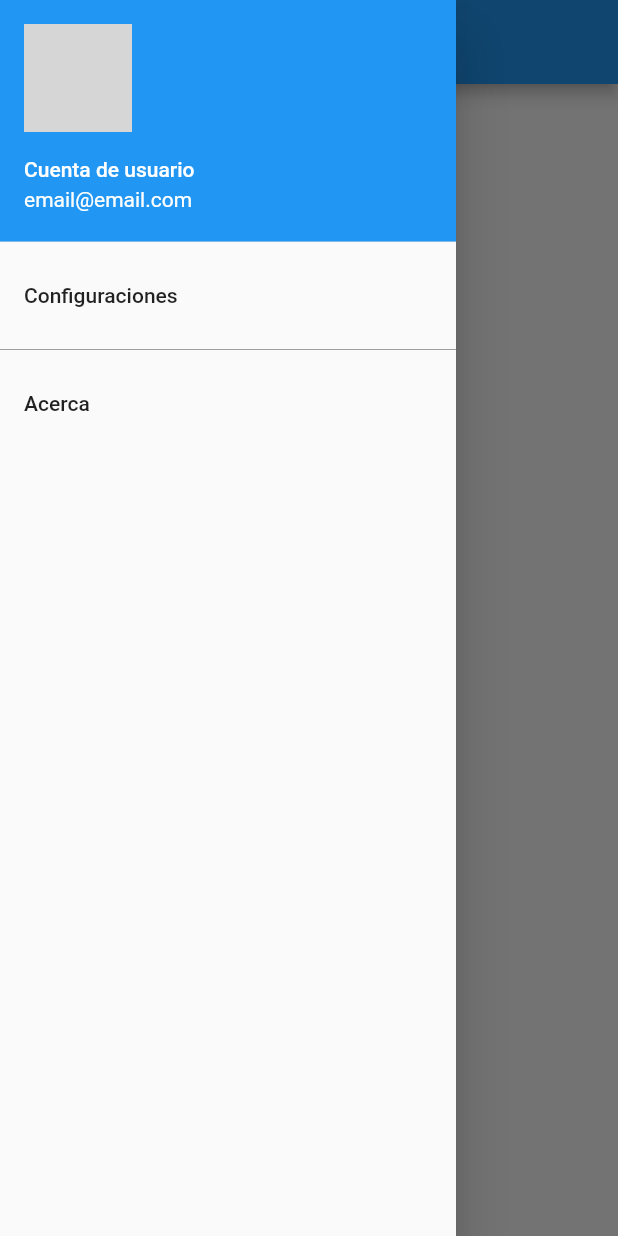
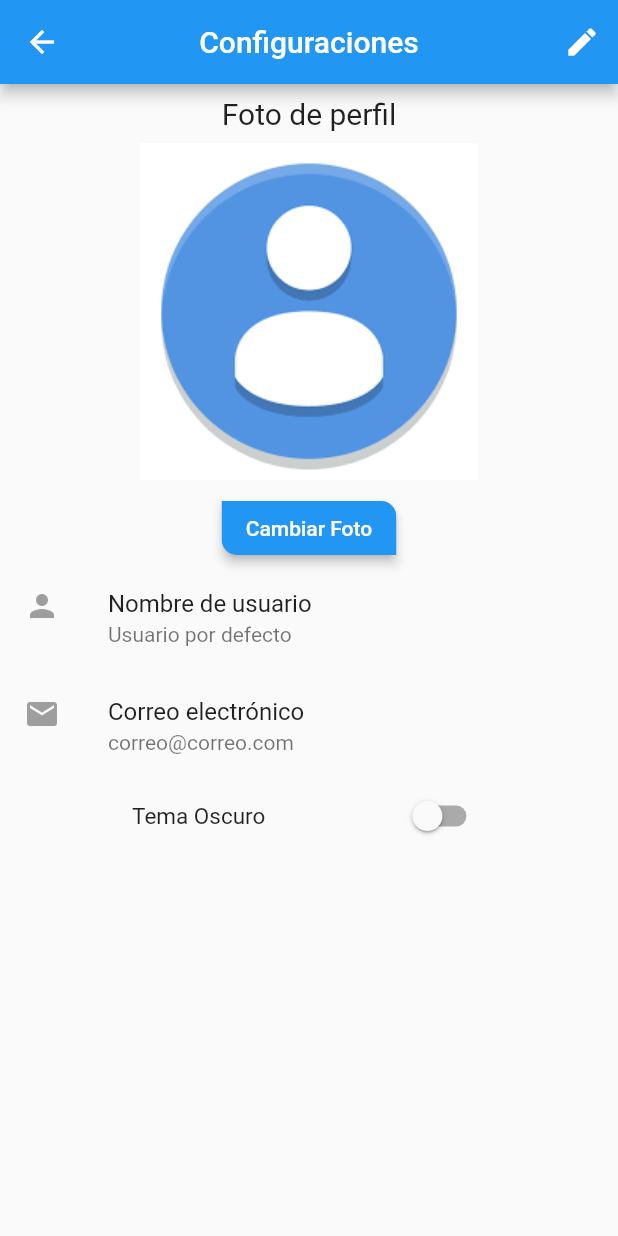
Before and after one commit to lsarteaga/reportes, a Flutter app: the FeedBackPage screen opened directly, in the side drawer, after a tap on "Configuraciones", on a phone screen of 412 x 824 dp. Run offline on Flutter 3.47's test engine with Material 2 defaults, Android fonts, the phone set to English and light mode, and no system bars; our stand-ins replace animate_do, image_picker; missing offline and left inert: mime_type; network calls fail; grey boxes are pictures that could not be loaded.

Commit message:
pagina de configuraciones y estadisticas agregadas

```diff
--- /dev/null
+++ b/lib/Pages/User/user_settings_page.dart
@@ -0,0 +1,107 @@
+import 'package:flutter/material.dart';
+
+class UserSettingsPage extends StatefulWidget {
+  @override
+  _UserSettingsPageState createState() => _UserSettingsPageState();
+}
+
+class _UserSettingsPageState extends State<UserSettingsPage> {
+  bool isSwitched = false;
+  @override
+  Widget build(BuildContext context) {
+    return Scaffold(
+      appBar: AppBar(
+        title: Text('Configuraciones'),
+        centerTitle: true,
+        actions: [
+          IconButton(
+            icon: Icon(
+              Icons.edit,
+              color: Colors.white,
+            ),
+            onPressed: () {},
+          )
+        ],
+      ),
+      body: SingleChildScrollView(
+        child: Column(
+          children: <Widget>[
+            Container(
+              padding: const EdgeInsets.only(top: 8.0),
+              child: Center(
+                child: Text(
+                  'Foto de perfil',
+                  style: TextStyle(fontSize: 20),
+                ),
+              ),
+            ),
+            Container(
+              padding: const EdgeInsets.all(8.0),
+              child: Center(
+                child: SizedBox(
+                  child: Image(
+                    image: AssetImage('assets/images/default_user.png'),
+                    fit: BoxFit.cover,
+                  ),
+                ),
+              ),
+            ),
+            RaisedButton(
+              onPressed: () {},
+              animationDuration: Duration(milliseconds: 200),
+              color: Theme.of(context).primaryColor,
+              child: Text(
+                'Cambiar Foto',
+                style: TextStyle(
+                    color: Theme.of(context).primaryTextTheme.headline6.color),
+              ),
+              elevation: 3.0,
+              shape: RoundedRectangleBorder(
+                borderRadius: BorderRadius.only(
+                    bottomLeft: Radius.circular(10.0),
+                    topRight: Radius.circular(10.0)),
+              ),
+            ),
+            ListTile(
+              title: Text('Nombre de usuario'),
+              subtitle: Text('Usuario por defecto'),
+              leading: Icon(
+                Icons.person,
+                color: Colors.grey,
+              ),
+            ),
+            ListTile(
+              title: Text('Correo electrónico'),
+              subtitle: Text('correo@correo.com'),
+              leading: Icon(
+                Icons.email,
+                color: Colors.grey,
+              ),
+            ),
+            Container(
+              child: Row(
+                mainAxisAlignment: MainAxisAlignment.spaceEvenly,
+                children: [
+                  Text(
+                    'Tema Oscuro',
+                    style: TextStyle(fontSize: 15),
+                  ),
+                  Switch(
+                    value: isSwitched,
+                    onChanged: (value) {
+                      setState(() {
+                        isSwitched = value;
+                      });
+                    },
+                    activeColor: Theme.of(context).primaryColor,
+                    activeTrackColor: Theme.of(context).accentColor,
+                  ),
+                ],
+              ),
+            ),
+          ],
+        ),
+      ),
+    );
+  }
+}
--- a/lib/Pages/home_page.dart
+++ b/lib/Pages/home_page.dart
@@ -11,7 +11,11 @@ class HomePage extends StatefulWidget {
 
 class _HomePageState extends State<HomePage> {
   PageController _pageController = PageController();
-  List<Widget> _screens = [ReportPage(), LocationPage(), FeedBackPage()];
+  List<Widget> _screens = [
+    ReportPage(),
+    LocationPage(),
+    FeedBackPage(),
+  ];
   int _selectedIndex = 0;
 
   void _onPageChanged(int index) {
--- a/lib/Widgets/drawer_widget.dart
+++ b/lib/Widgets/drawer_widget.dart
@@ -1,4 +1,6 @@
 import 'package:flutter/material.dart';
+import 'package:reportes/Pages/User/user_settings_page.dart';
+import 'package:reportes/Pages/Statistics/statistic_page.dart';
 
 class DrawerWidget extends StatelessWidget {
   @override
@@ -23,14 +25,22 @@ class DrawerWidget extends StatelessWidget {
           ),
           ListTile(
             title: Text('Configuraciones'),
-            onTap: () {},
+            onTap: () {
+              Navigator.of(context).push(MaterialPageRoute(builder: (context) {
+                return UserSettingsPage();
+              }));
+            },
           ),
           Divider(
             color: Colors.grey,
           ),
           ListTile(
-            title: Text('Acerca'),
-            onTap: () {},
+            title: Text('Estadísticas'),
+            onTap: () {
+              Navigator.of(context).push(MaterialPageRoute(builder: (context) {
+                return StatisticPage();
+              }));
+            },
           ),
         ],
       ),
--- a/pubspec.yaml
+++ b/pubspec.yaml
@@ -45,8 +45,8 @@ flutter:
   uses-material-design: true
   # To add assets to your application, add an assets section, like this:
   assets:
-     - assets/images/cargando.gif
-     - assets/images/cargando2.gif
+     - assets/images/
+    # - assets/images/cargando2.gif
   # An image asset can refer to one or more resolution-specific "variants", see
   # https://flutter.dev/assets-and-images/#resolution-aware.
   # For details regarding adding assets from package dependencies, see
```
Also changed, not shown: lib/Pages/Statistics/statistic_page.dart (added, +28 -0 lines), assets/images/default_user.png (added).
